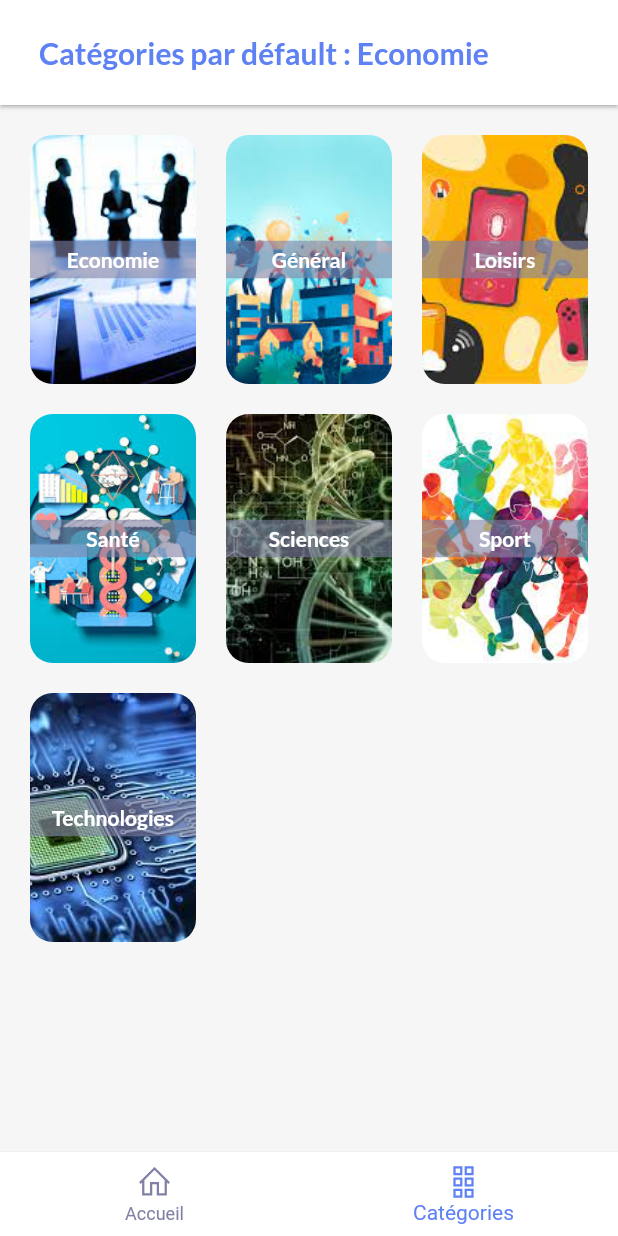
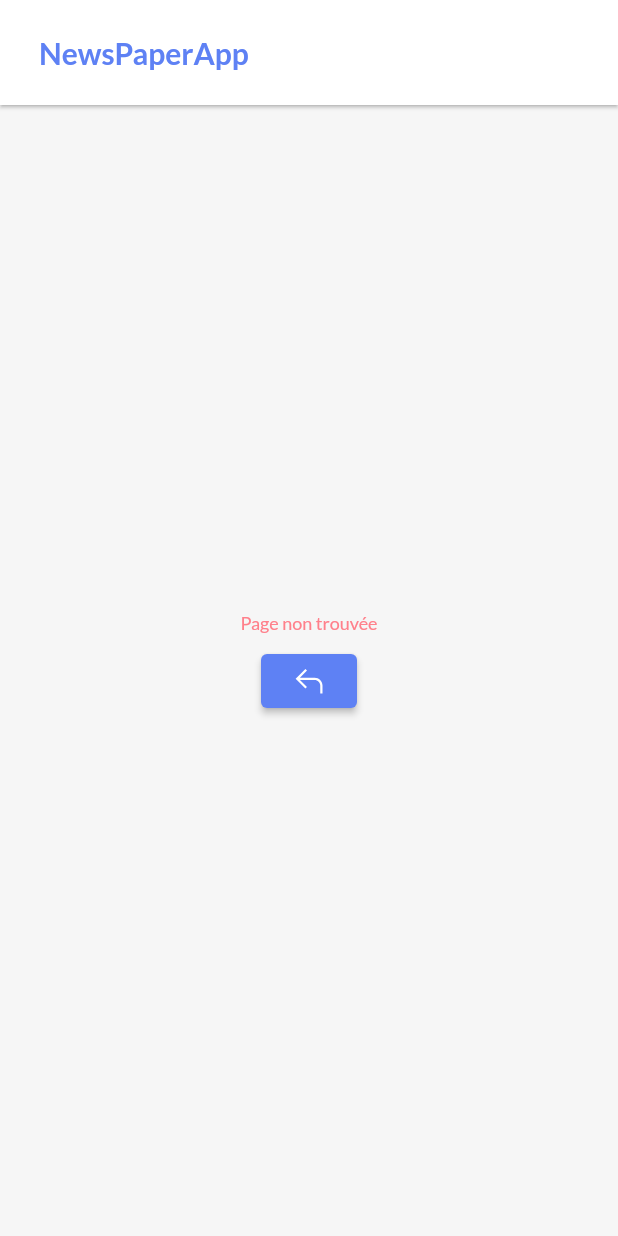
Before and after one commit to Grrravity/NewsPaperApp, a Flutter app: the screen it shows after launch, item 2 of the bottom bar chosen, on a phone screen of 412 x 824 dp. Run offline on Flutter 3.47's test engine with Material 2 defaults, Android fonts, the phone set to English and light mode, and no system bars; our stand-ins replace connectivity_plus, dartz, get, line_awesome_flutter; missing offline and left inert: sqfentity, sqfentity_gen; network calls fail; statements that could not run were skipped.

Commit message:
✨ created not found view

```diff
--- /dev/null
+++ b/lib/Controller/NotFound/not_found_view_controller.dart
@@ -0,0 +1,3 @@
+import 'package:get/get.dart';
+
+class NotFoundViewController extends GetxController {}
--- a/lib/Core/Router/navigate.dart
+++ b/lib/Core/Router/navigate.dart
@@ -2,9 +2,11 @@ import 'package:get/get.dart';
 import 'package:newspaperapp/Controller/Categories/categories_controller_bindings.dart';
 import 'package:newspaperapp/Controller/Detail/detail_controller_bindings.dart';
 import 'package:newspaperapp/Controller/Home/home_controller_bindings.dart';
+import 'package:newspaperapp/Controller/NotFound/not_found_view_controller.dart';
 import 'package:newspaperapp/Core/Router/routes.dart';
 import 'package:newspaperapp/Views/Pages/categories.dart';
 import 'package:newspaperapp/Views/Pages/detail.dart';
+import 'package:newspaperapp/Views/Pages/not_found.dart';
 import 'package:newspaperapp/Views/pages/home.dart';
 
 class Navigate {
@@ -24,5 +26,10 @@ class Navigate {
         page: () => CategoriesView(),
         binding: CategoriesControllerBindings()),
   ];
-  static GetPage notFound = GetPage(name: Routes.home, page: () => HomeView());
+  static GetPage notFound = GetPage(
+      name: Routes.notFound,
+      page: () => NotFoundView(),
+      binding: BindingsBuilder(() {
+        Get.lazyPut<NotFoundViewController>(() => NotFoundViewController());
+      }));
 }
--- /dev/null
+++ b/lib/Views/Pages/not_found.dart
@@ -0,0 +1,52 @@
+import 'package:flutter/material.dart';
+import 'package:get/get.dart';
+import 'package:line_awesome_flutter/line_awesome_flutter.dart';
+import 'package:newspaperapp/Controller/NotFound/not_found_view_controller.dart';
+import 'package:newspaperapp/Core/Constants/ui_constants.dart';
+import 'package:newspaperapp/Views/Widget/app_scaffold.dart';
+
+class NotFoundView extends GetView<NotFoundViewController> {
+  NotFoundView({Key? key}) : super(key: key);
+
+  @override
+  Widget build(BuildContext context) {
+    return AppScaffold(
+      isShowBottomNavigationBar: false,
+      appBar: AppBar(
+        toolbarHeight: 70,
+        backgroundColor: UiConstants.backgroundWhite,
+        elevation: 1.0,
+        automaticallyImplyLeading: false,
+        title: Padding(
+          padding: const EdgeInsets.all(10),
+          child: Obx(
+            () => Text(
+              "NewsPaperApp",
+              style:
+                  UiConstants.h3Bold.copyWith(color: UiConstants.primaryBlue),
+            ),
+          ),
+        ),
+      ),
+      body: Center(
+        child: Column(
+          mainAxisAlignment: MainAxisAlignment.center,
+          crossAxisAlignment: CrossAxisAlignment.center,
+          children: [
+            const Text('Page non trouvée',
+                style: UiConstants.secondaryText12Red),
+            Padding(
+              padding: const EdgeInsets.all(8.0),
+              child: ElevatedButton(
+                style:
+                    ElevatedButton.styleFrom(primary: UiConstants.primaryBlue),
+                onPressed: () => Get.back(),
+                child: const Icon(LineAwesomeIcons.undo),
+              ),
+            ),
+          ],
+        ),
+      ),
+    );
+  }
+}
--- a/lib/Views/Widget/app_bottom_nav_bar.dart
+++ b/lib/Views/Widget/app_bottom_nav_bar.dart
@@ -59,7 +59,7 @@ class AppBottomNavigationBar extends StatelessWidget {
           Get.offAllNamed(Routes.home);
           break;
         case 1:
-          Get.offAllNamed(Routes.categories);
+          Get.offAllNamed(Routes.notFound);
           break;
 
         default:
```
